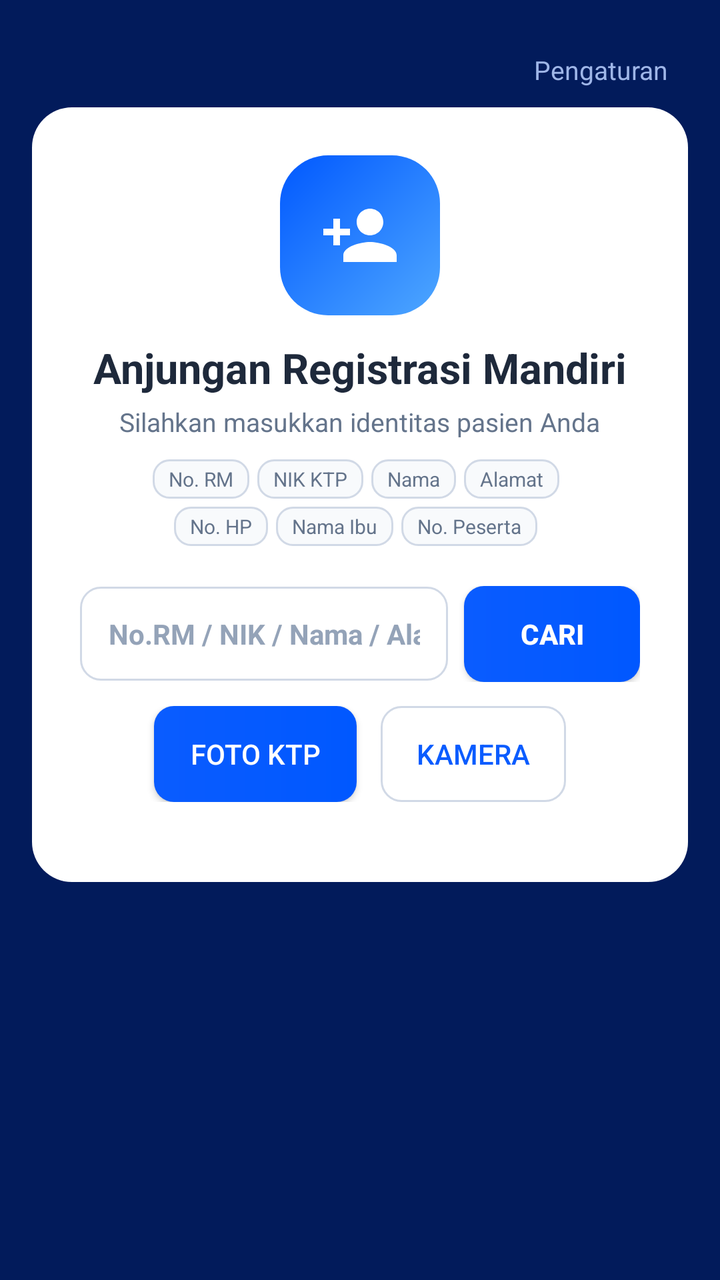
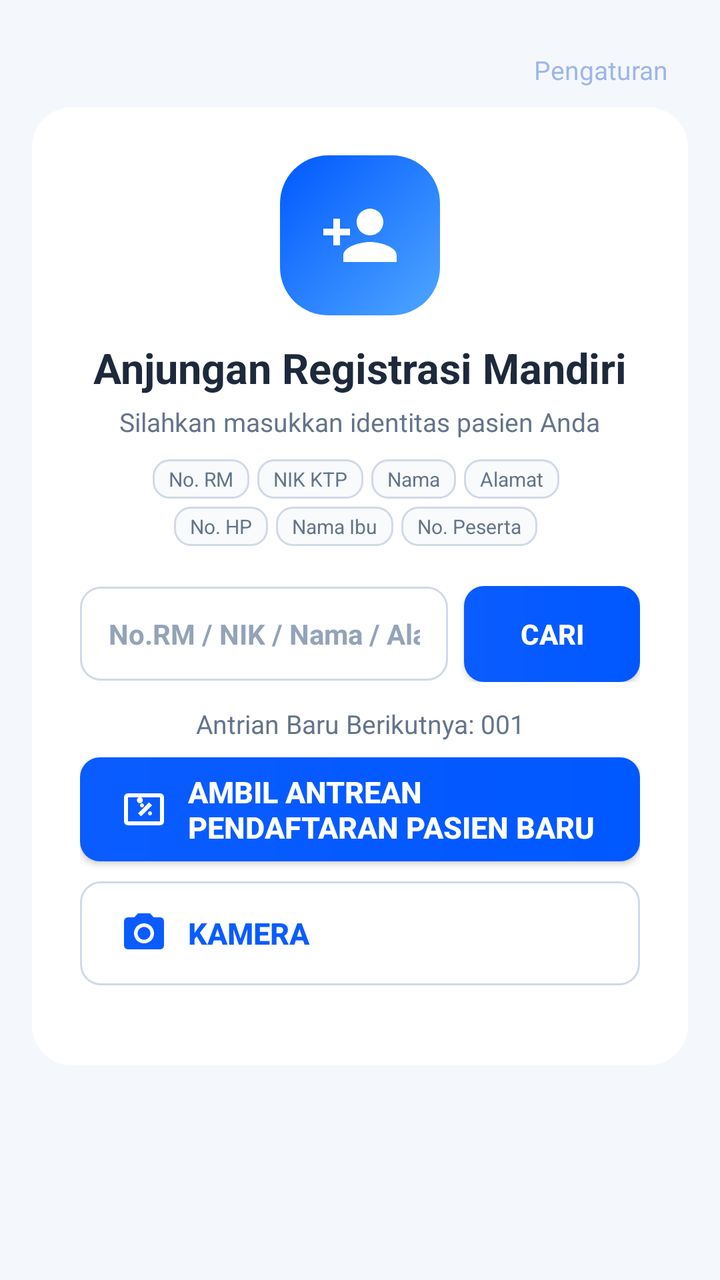

Screens rendered from an Android XML layout before and after an edit, with the pre-edit source and the edit as a unified diff.
<!-- AndroidManifest.xml: application theme AppTheme -->
<!-- res/layout/screen_cari.xml -->
<?xml version="1.0" encoding="utf-8"?>
<ScrollView xmlns:android="http://schemas.android.com/apk/res/android"
    android:layout_width="match_parent"
    android:layout_height="match_parent"
    android:fillViewport="true">

    <LinearLayout
        android:layout_width="match_parent"
        android:layout_height="wrap_content"
        android:layout_gravity="center_horizontal"
        android:gravity="center_horizontal"
        android:maxWidth="600dp"
        android:orientation="vertical"
        android:padding="16dp">

        <TextView
            android:id="@+id/btnPengaturan"
            android:layout_width="wrap_content"
            android:layout_height="wrap_content"
            android:layout_gravity="end"
            android:background="?attr/selectableItemBackground"
            android:padding="10dp"
            android:text="Pengaturan"
            android:textColor="#9FB6E8"
            android:textSize="13sp" />

        <LinearLayout
            android:layout_width="match_parent"
            android:layout_height="wrap_content"
            android:background="@drawable/bg_card"
            android:gravity="center_horizontal"
            android:orientation="vertical"
            android:padding="24dp">

            <ImageView
                android:layout_width="80dp"
                android:layout_height="80dp"
                android:background="@drawable/bg_logo_box"
                android:contentDescription="@string/title_cari"
                android:padding="20dp"
                android:src="@drawable/ic_person_add" />

            <TextView
                android:layout_width="wrap_content"
                android:layout_height="wrap_content"
                android:layout_marginTop="12dp"
                android:text="@string/title_cari"
                android:textColor="@color/ink"
                android:textSize="21sp"
                android:textStyle="bold" />

            <TextView
                android:layout_width="wrap_content"
                android:layout_height="wrap_content"
                android:layout_marginTop="4dp"
                android:text="@string/subtitle_cari"
                android:textColor="@color/muted"
                android:textSize="13sp" />

            <LinearLayout
                android:layout_width="wrap_content"
                android:layout_height="wrap_content"
                android:layout_marginTop="10dp"
                android:orientation="horizontal">

                <TextView
                    style="@style/ChipStyle"
                    android:text="No. RM" />

                <TextView
                    style="@style/ChipStyle"
                    android:text="NIK KTP" />

                <TextView
                    style="@style/ChipStyle"
                    android:text="Nama" />

                <TextView
                    style="@style/ChipStyle"
                    android:text="Alamat" />
            </LinearLayout>

            <LinearLayout
                android:layout_width="wrap_content"
                android:layout_height="wrap_content"
                android:layout_marginTop="4dp"
                android:orientation="horizontal">

                <TextView
                    style="@style/ChipStyle"
                    android:text="No. HP" />

                <TextView
                    style="@style/ChipStyle"
                    android:text="Nama Ibu" />

                <TextView
                    style="@style/ChipStyle"
                    android:text="No. Peserta" />
            </LinearLayout>

            <LinearLayout
                android:layout_width="match_parent"
                android:layout_height="wrap_content"
                android:layout_marginTop="20dp"
                android:gravity="center_vertical"
                android:orientation="horizontal">

                <EditText
                    android:id="@+id/etCari"
                    android:layout_width="0dp"
                    android:layout_height="wrap_content"
                    android:layout_weight="1"
                    android:background="@drawable/bg_field"
                    android:gravity="center"
                    android:hint="@string/hint_cari"
                    android:importantForAutofill="no"
                    android:inputType="text"
                    android:maxLines="1"
                    android:padding="14dp"
                    android:textColor="@color/ink"
                    android:textColorHint="#94A3B8"
                    android:textSize="14sp"
                    android:textStyle="bold" />

                <Button
                    android:id="@+id/btnCari"
                    android:layout_width="wrap_content"
                    android:layout_height="wrap_content"
                    android:layout_marginStart="8dp"
                    android:background="@drawable/bg_btn_primary"
                    android:paddingStart="28dp"
                    android:paddingEnd="28dp"
                    android:text="@string/btn_cari"
                    android:textColor="#FFFFFF"
                    android:textStyle="bold" />
            </LinearLayout>

            <LinearLayout
                android:layout_width="match_parent"
                android:layout_height="wrap_content"
                android:layout_marginTop="12dp"
                android:gravity="center"
                android:orientation="horizontal">

                <Button
                    android:id="@+id/btnFotoKtp"
                    android:layout_width="wrap_content"
                    android:layout_height="wrap_content"
                    android:layout_marginEnd="6dp"
                    android:background="@drawable/bg_btn_primary"
                    android:paddingStart="18dp"
                    android:paddingEnd="18dp"
                    android:text="@string/btn_foto_ktp"
                    android:textColor="#FFFFFF" />

                <Button
                    android:id="@+id/btnKamera"
                    android:layout_width="wrap_content"
                    android:layout_height="wrap_content"
                    android:layout_marginStart="6dp"
                    android:background="@drawable/bg_btn_outline"
                    android:paddingStart="18dp"
                    android:paddingEnd="18dp"
                    android:text="@string/btn_kamera"
                    android:textColor="#0A5CFF" />
            </LinearLayout>

            <ProgressBar
                android:id="@+id/pbCari"
                android:layout_width="36dp"
                android:layout_height="36dp"
                android:layout_marginTop="16dp"
                android:visibility="gone" />

            <LinearLayout
                android:id="@+id/llResult"
                android:layout_width="match_parent"
                android:layout_height="wrap_content"
                android:layout_marginTop="16dp"
                android:orientation="vertical" />
        </LinearLayout>
    </LinearLayout>
</ScrollView>
<!-- resources referenced by this layout -->
<resources>
  <color name="ink">#1E293B</color>
  <color name="muted">#64748B</color>
  <!-- drawable bg_btn_outline (drawable) -->
  <?xml version="1.0" encoding="utf-8"?>
  <shape xmlns:android="http://schemas.android.com/apk/res/android">
      <solid android:color="#00FFFFFF" />
      <stroke
          android:width="1dp"
          android:color="@color/field_border" />
      <corners android:radius="10dp" />
  </shape>
  <!-- drawable bg_card (drawable) -->
  <?xml version="1.0" encoding="utf-8"?>
  <shape xmlns:android="http://schemas.android.com/apk/res/android">
      <solid android:color="@color/card_bg" />
      <corners android:radius="20dp" />
  </shape>
  <!-- drawable bg_field (drawable) -->
  <?xml version="1.0" encoding="utf-8"?>
  <shape xmlns:android="http://schemas.android.com/apk/res/android">
      <solid android:color="@color/card_bg" />
      <stroke
          android:width="1dp"
          android:color="@color/field_border" />
      <corners android:radius="10dp" />
  </shape>
  <!-- drawable bg_logo_box (drawable) -->
  <?xml version="1.0" encoding="utf-8"?>
  <shape xmlns:android="http://schemas.android.com/apk/res/android">
      <gradient
          android:angle="135"
          android:startColor="#4EA7FF"
          android:endColor="@color/blue_grad_end" />
      <corners android:radius="24dp" />
  </shape>
  <string name="btn_cari">Cari</string>
  <string name="btn_foto_ktp">Foto KTP</string>
  <string name="btn_kamera">Kamera</string>
  <string name="hint_cari">No.RM / NIK / Nama / Alamat / No.HP / Ibu / No.Peserta</string>
  <string name="subtitle_cari">Silahkan masukkan identitas pasien Anda</string>
  <string name="title_cari">Anjungan Registrasi Mandiri</string>
  <style name="AppTheme" parent="Theme.AppCompat.Light.NoActionBar">
          <item name="colorPrimary">#1565C0</item>
          <item name="colorPrimaryDark">#0D47A1</item>
          <item name="colorAccent">#1976D2</item>
          <item name="android:windowBackground">@color/navy_dark</item>
      </style>
  <color name="field_border">#D1D9E6</color>
  <color name="blue_grad_start">#0A5CFF</color>
  <color name="blue_grad_end">#0058FF</color>
  <color name="card_bg">#FFFFFF</color>
  <!-- drawable bg_badge (drawable) -->
  <?xml version="1.0" encoding="utf-8"?>
  <shape xmlns:android="http://schemas.android.com/apk/res/android">
      <solid android:color="@color/light_box" />
      <stroke
          android:width="1dp"
          android:color="@color/field_border" />
      <corners android:radius="8dp" />
  </shape>
  <color name="navy_dark">#021B5B</color>
  <color name="light_box">#F8FAFC</color>
  <!-- unchanged entries left out for length: 3 -->
</resources>

<!-- the commit's change to res/layout/screen_cari.xml (unified diff, before → after) -->
@@ -136,34 +136,54 @@
                     android:textStyle="bold" />
             </LinearLayout>
 
-            <LinearLayout
+            <TextView
+                android:id="@+id/tvAntrianBerikutnya"
                 android:layout_width="match_parent"
                 android:layout_height="wrap_content"
                 android:layout_marginTop="12dp"
                 android:gravity="center"
-                android:orientation="horizontal">
+                android:text="Antrian Baru Berikutnya: 001"
+                android:textColor="@color/muted"
+                android:textSize="13sp" />
+
+            <LinearLayout
+                android:layout_width="match_parent"
+                android:layout_height="wrap_content"
+                android:layout_marginTop="8dp"
+                android:orientation="vertical">
 
                 <Button
                     android:id="@+id/btnFotoKtp"
-                    android:layout_width="wrap_content"
-                    android:layout_height="wrap_content"
-                    android:layout_marginEnd="6dp"
+                    android:layout_width="match_parent"
+                    android:layout_height="wrap_content"
                     android:background="@drawable/bg_btn_primary"
-                    android:paddingStart="18dp"
-                    android:paddingEnd="18dp"
+                    android:drawableStart="@drawable/ic_ticket"
+                    android:drawablePadding="10dp"
+                    android:gravity="center|start"
+                    android:minHeight="52dp"
+                    android:paddingStart="20dp"
+                    android:paddingEnd="20dp"
                     android:text="@string/btn_foto_ktp"
-                    android:textColor="#FFFFFF" />
+                    android:textColor="#FFFFFF"
+                    android:textSize="15sp"
+                    android:textStyle="bold" />
 
                 <Button
                     android:id="@+id/btnKamera"
-                    android:layout_width="wrap_content"
-                    android:layout_height="wrap_content"
-                    android:layout_marginStart="6dp"
+                    android:layout_width="match_parent"
+                    android:layout_height="wrap_content"
+                    android:layout_marginTop="10dp"
                     android:background="@drawable/bg_btn_outline"
-                    android:paddingStart="18dp"
-                    android:paddingEnd="18dp"
+                    android:drawableStart="@drawable/ic_camera"
+                    android:drawablePadding="10dp"
+                    android:gravity="center|start"
+                    android:minHeight="52dp"
+                    android:paddingStart="20dp"
+                    android:paddingEnd="20dp"
                     android:text="@string/btn_kamera"
-                    android:textColor="#0A5CFF" />
+                    android:textColor="#0A5CFF"
+                    android:textSize="15sp"
+                    android:textStyle="bold" />
             </LinearLayout>
 
             <ProgressBar
<!-- resource entries referenced after the edit -->
@@ -35,8 +35,30 @@
           android:endColor="@color/blue_grad_end" />
       <corners android:radius="24dp" />
   </shape>
+  <!-- drawable ic_camera (drawable) -->
+  <?xml version="1.0" encoding="utf-8"?>
+  <vector xmlns:android="http://schemas.android.com/apk/res/android"
+      android:width="24dp"
+      android:height="24dp"
+      android:viewportWidth="24"
+      android:viewportHeight="24">
+      <path
+          android:fillColor="#0A5CFF"
+          android:pathData="M12,15.2a3.2,3.2 0,1 0,0 -6.4,3.2 3.2,0 0,0 0,6.4zM9,2L7.17,4L4,4c-1.1,0 -2,0.9 -2,2v12c0,1.1 0.9,2 2,2h16c1.1,0 2,-0.9 2,-2L22,6c0,-1.1 -0.9,-2 -2,-2h-3.17L15,2L9,2zM12,17c-2.76,0 -5,-2.24 -5,-5s2.24,-5 5,-5 5,2.24 5,5 -2.24,5 -5,5z" />
+  </vector>
+  <!-- drawable ic_ticket (drawable) -->
+  <?xml version="1.0" encoding="utf-8"?>
+  <vector xmlns:android="http://schemas.android.com/apk/res/android"
+      android:width="24dp"
+      android:height="24dp"
+      android:viewportWidth="24"
+      android:viewportHeight="24">
+      <path
+          android:fillColor="#FFFFFF"
+          android:pathData="M4,4c-1.11,0 -1.99,0.89 -1.99,2L2,18c0,1.11 0.89,2 2,2h16c1.11,0 2,-0.89 2,-2L22,6c0,-1.11 -0.89,-2 -2,-2L4,4zM4,6h16v12L4,18L4,6zM14.5,8.5L9,14l1.5,1.5 5.5,-5.5 -1.5,-1.5zM11,8.5a1.5,1.5 0,1 0,-0.001,0.001zM11,9a1,1 0,1 1,0 2,1 1,0 0,1 0,-2zM15,13a1,1 0,1 1,0 2,1 1,0 0,1 0,-2z" />
+  </vector>
   <string name="btn_cari">Cari</string>
-  <string name="btn_foto_ktp">Foto KTP</string>
+  <string name="btn_foto_ktp">Ambil Antrean Pendaftaran Pasien Baru</string>
   <string name="btn_kamera">Kamera</string>
   <string name="hint_cari">No.RM / NIK / Nama / Alamat / No.HP / Ibu / No.Peserta</string>
   <string name="subtitle_cari">Silahkan masukkan identitas pasien Anda</string>
@@ -45,7 +67,7 @@
           <item name="colorPrimary">#1565C0</item>
           <item name="colorPrimaryDark">#0D47A1</item>
           <item name="colorAccent">#1976D2</item>
-          <item name="android:windowBackground">@color/navy_dark</item>
+          <item name="android:windowBackground">@color/bg_light</item>
       </style>
   <color name="field_border">#D1D9E6</color>
   <color name="blue_grad_start">#0A5CFF</color>
@@ -60,7 +82,7 @@
           android:color="@color/field_border" />
       <corners android:radius="8dp" />
   </shape>
-  <color name="navy_dark">#021B5B</color>
+  <color name="bg_light">#f4f8fc</color>
   <color name="light_box">#F8FAFC</color>
   <!-- unchanged entries left out for length: 3 -->
 </resources>
